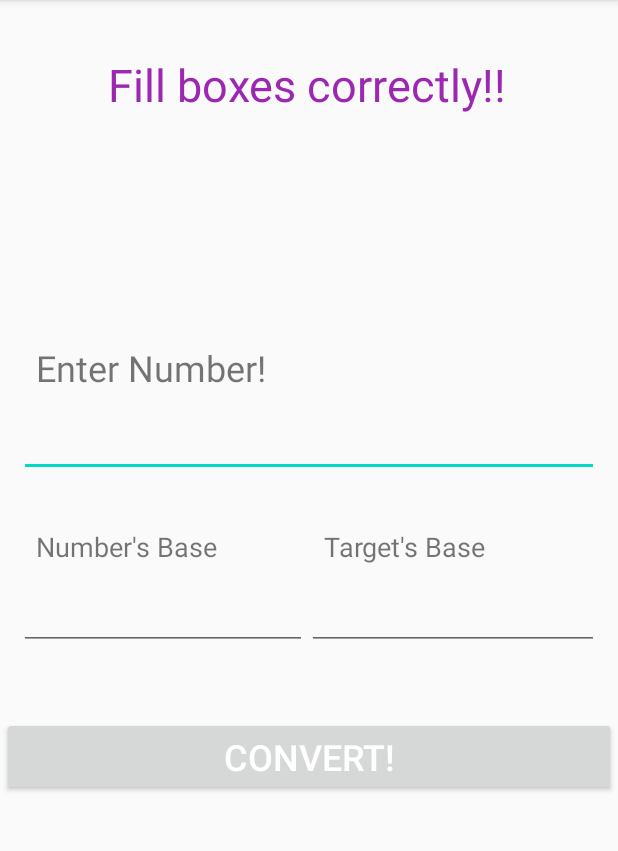
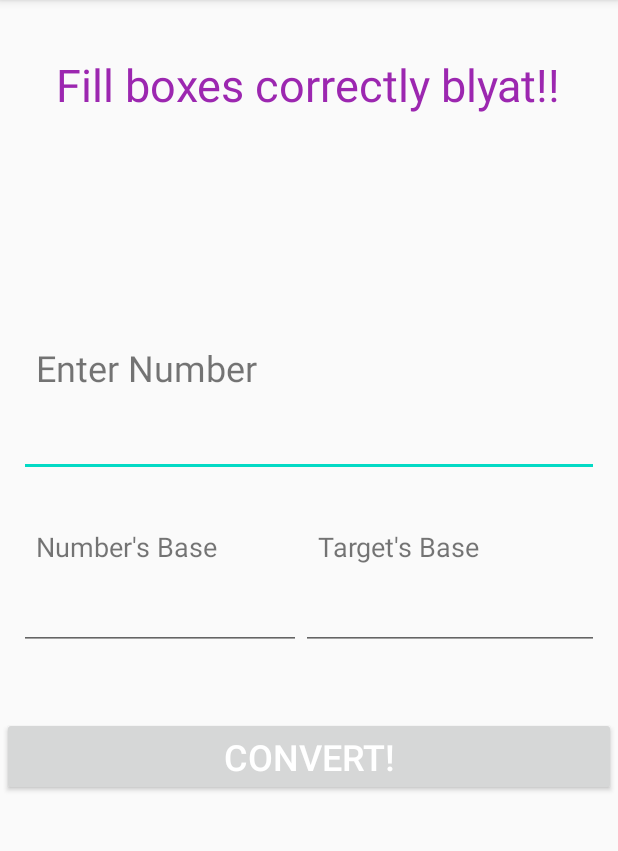
Before and after one commit to baraa-almasri/java_progs, an Android app: the screen it shows after launch (MainActivity), after a tap on "CONVERT!", on a phone screen of 412 x 824 dp, the part 84-935 px from its top. Run offline under Robolectric (Android 15) with nearby library versions, the phone set to English and light mode, and no system bars.

Commit message:
kinda stable!

```diff
--- a/BaseKonverter/app/src/main/java/com/baraamasri/konverter/MainActivity.kt
+++ b/BaseKonverter/app/src/main/java/com/baraamasri/konverter/MainActivity.kt
@@ -3,7 +3,7 @@ package com.baraamasri.konverter
 import androidx.appcompat.app.AppCompatActivity
 import android.os.Bundle
 import android.view.View
-import android.widget.Button
+import android.widget.EditText
 import kotlinx.android.synthetic.main.activity_main.*
 
 class MainActivity : AppCompatActivity() {
@@ -15,23 +15,16 @@ class MainActivity : AppCompatActivity() {
 
     fun convert(view: View) {
 
-        welcomeText.text = if(!boxesEmpty() &&
-            isBaseValid(base.text.toString().toInt()) &&
-            isBaseValid(targetBase.text.toString().toInt()))
+        welcomeText.text = if(isNumberValid(number) &&
+            isBaseValid(base) &&
+            isBaseValid(targetBase))
             SuperConverter.convert(
             validateNumber( number.text.toString() ),
             base.text.toString().toInt(),
             targetBase.text.toString().toInt()
-        ) else "Fill boxes correctly!!"
+        ) else "Fill boxes correctly blyat!!"
 
 
-    }
-
-    private fun boxesEmpty(): Boolean {
-
-        return  number.text.isEmpty() &&
-                base.text.isEmpty() &&
-                targetBase.text.isEmpty()
     }
 
     private fun validateNumber(num: String): String {
@@ -48,8 +41,14 @@ class MainActivity : AppCompatActivity() {
 
     }
 
-    private fun isBaseValid(base: Int): Boolean {
+    private fun isNumberValid(number: EditText): Boolean {
 
-        return base != 1
+        return number.text.isNotEmpty()
     }
+
+    private fun isBaseValid(base: EditText): Boolean {
+
+        return base.text.isNotEmpty() && base.text.toString().toInt() > 1
+    }
+
 }
--- a/BaseKonverter/app/src/main/res/layout/activity_main.xml
+++ b/BaseKonverter/app/src/main/res/layout/activity_main.xml
@@ -44,42 +44,44 @@
                 android:layout_width="match_parent"
                 android:layout_height="wrap_content"
                 android:padding="5pt"
-                android:text="Enter Number!"
+                android:text="Enter Number"
                 android:textSize="24sp" />
 
             <EditText
                 android:id="@+id/number"
                 android:layout_width="match_parent"
                 android:layout_height="wrap_content"
-                android:ems="10"
+                android:digits="abcdefghijklmnopqrstuvwxyzABCDEFGHIJKLMNOPQRSTUVWXYZ0123456789."
+                android:ems="16"
                 android:inputType="textPersonName" />
         </LinearLayout>
 
         <LinearLayout
-            android:layout_width="wrap_content"
+            android:layout_width="match_parent"
             android:layout_height="wrap_content"
             android:orientation="horizontal"
             android:padding="5pt">
 
             <LinearLayout
                 android:id="@+id/baseLayout"
-                android:layout_width="match_parent"
+                android:layout_width="188dp"
                 android:layout_height="wrap_content"
                 android:orientation="vertical">
 
                 <TextView
                     android:id="@+id/msg2"
                     android:layout_width="match_parent"
-                    android:layout_height="match_parent"
+                    android:layout_height="wrap_content"
                     android:padding="5pt"
                     android:text="Number's Base"
                     android:textSize="18sp" />
 
                 <EditText
                     android:id="@+id/base"
-                    android:layout_width="192dp"
+                    android:layout_width="match_parent"
                     android:layout_height="wrap_content"
-                    android:ems="10"
+                    android:digits="0123456789"
+                    android:ems="2"
                     android:inputType="phone" />
             </LinearLayout>
 
@@ -101,7 +103,8 @@
                     android:id="@+id/targetBase"
                     android:layout_width="match_parent"
                     android:layout_height="wrap_content"
-                    android:ems="10"
+                    android:digits="0123456789"
+                    android:ems="2"
                     android:inputType="phone" />
             </LinearLayout>
         </LinearLayout>
```
